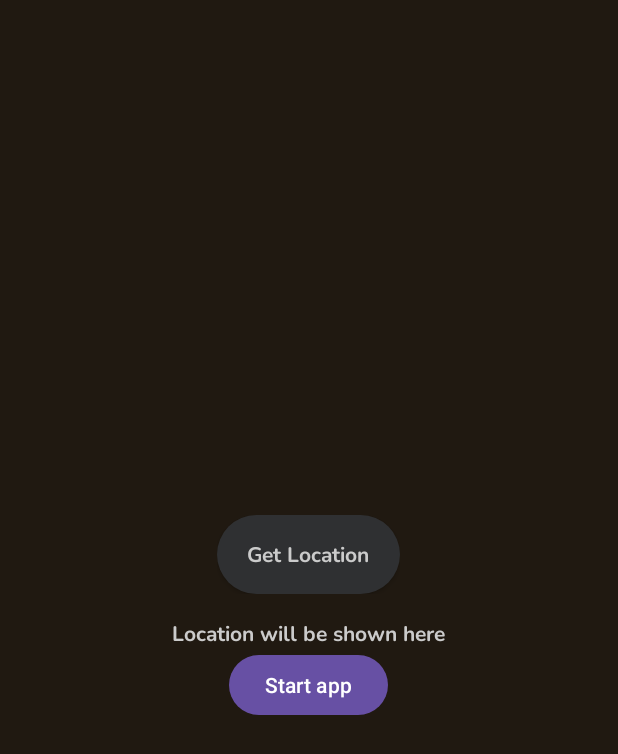
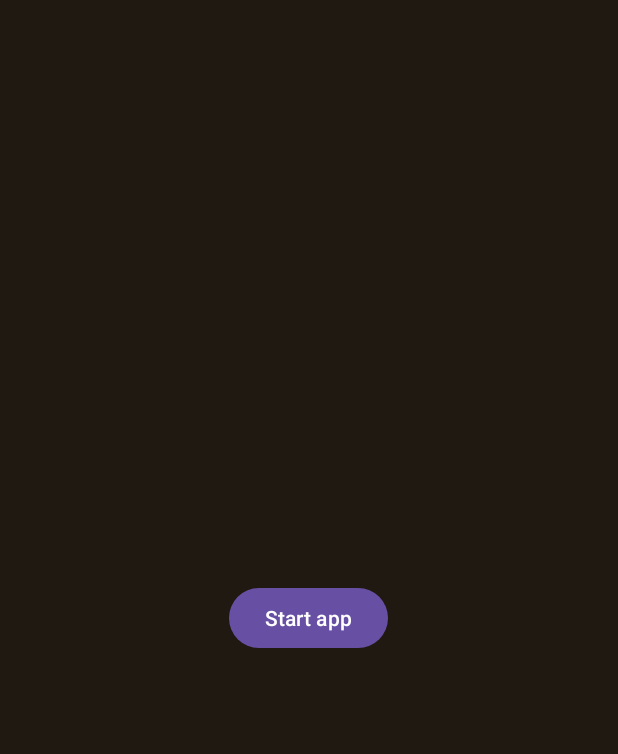
Before and after one commit to samuelyuma/budgetgram, an Android app: the screen it shows after launch (MainActivity), on a phone screen of 412 x 824 dp. Shown: the top 754 px of the screen. Run offline under Robolectric (Android 15) with nearby library versions, the phone set to English and light mode, and no system bars.

```diff
--- a/app/src/main/java/com/example/finalproject/MainActivity.java
+++ b/app/src/main/java/com/example/finalproject/MainActivity.java
@@ -1,33 +1,17 @@
 package com.example.finalproject;
 
 import android.content.Intent;
+import android.os.Bundle;
 import android.view.View;
 import android.widget.Button;
-import android.content.pm.PackageManager;
-import android.os.Bundle;
-import android.widget.TextView;
-import android.widget.Toast;
-import androidx.annotation.NonNull;
+
 import androidx.appcompat.app.AppCompatActivity;
 
-import com.example.finalproject.views.MainButton;
-
-public class MainActivity extends AppCompatActivity implements LocationHelper.LocationCallback {
-
-    private TextView tvLocation;
-    private LocationHelper locationHelper;
-
+public class MainActivity extends AppCompatActivity {
     @Override
     protected void onCreate(Bundle savedInstanceState) {
         super.onCreate(savedInstanceState);
         setContentView(R.layout.activity_main);
-
-        tvLocation = findViewById(R.id.TextViewLocation);
-        MainButton btnGetLocation = findViewById(R.id.ButtonGetLocation);
-
-        locationHelper = new LocationHelper(this);
-
-        btnGetLocation.setOnClickListener(v -> locationHelper.requestLocation(this, this));
 
         Button buttonStart = findViewById(R.id.button_start);
 
@@ -39,21 +23,4 @@ public class MainActivity extends AppCompatActivity implements LocationHelper.Lo
             }
         });
     }
-
-    @Override
-    public void onLocationRetrieved(String address) {
-        tvLocation.setText(address);
-    }
-
-    @Override
-    public void onRequestPermissionsResult(int requestCode, @NonNull String[] permissions, @NonNull int[] grantResults) {
-        super.onRequestPermissionsResult(requestCode, permissions, grantResults);
-        if (requestCode == LocationHelper.LOCATION_PERMISSION_REQUEST_CODE) {
-            if (grantResults.length > 0 && grantResults[0] == PackageManager.PERMISSION_GRANTED) {
-                locationHelper.requestLocation(this, this);
-            } else {
-                Toast.makeText(this, "Izin lokasi diperlukan untuk mengakses lokasi.", Toast.LENGTH_SHORT).show();
-            }
-        }
-    }
 }
--- a/app/src/main/java/com/example/finalproject/views/MainButton.java
+++ /dev/null
@@ -1,39 +0,0 @@
-package com.example.finalproject.views;
-
-import android.content.Context;
-import android.util.AttributeSet;
-import android.view.LayoutInflater;
-import android.widget.Button;
-import androidx.constraintlayout.widget.ConstraintLayout;
-
-import com.example.finalproject.R;
-
-public class MainButton extends ConstraintLayout {
-    private Button button;
-
-    public MainButton(Context context, AttributeSet attrs) {
-        super(context, attrs);
-        init(context, attrs);
-    }
-
-    private void init(Context context, AttributeSet attrs) {
-        LayoutInflater.from(context).inflate(R.layout.main_button, this, true);
-
-        button = findViewById(R.id.mainButton);
-
-        if (attrs != null) {
-            String text = attrs.getAttributeValue("http://schemas.android.com/apk/res/android", "text");
-            if (text != null) {
-                button.setText(text);
-            }
-        }
-    }
-
-    public void setText(String text) {
-        button.setText(text);
-    }
-
-    public String getText() {
-        return button.getText().toString();
-    }
-}
--- a/app/src/main/res/layout/activity_main.xml
+++ b/app/src/main/res/layout/activity_main.xml
@@ -8,27 +8,12 @@
     android:background="@color/background"
     tools:context=".MainActivity">
 
-    <LinearLayout xmlns:android="http://schemas.android.com/apk/res/android"
+    <LinearLayout
         android:layout_width="match_parent"
         android:layout_height="match_parent"
         android:orientation="vertical"
         android:padding="16dp"
         android:gravity="center">
-
-        <com.example.finalproject.views.MainButton
-            android:id="@+id/ButtonGetLocation"
-            android:layout_width="wrap_content"
-            android:layout_height="wrap_content"
-            android:text="Get Location" />
-
-        <TextView
-            android:id="@+id/TextViewLocation"
-            android:layout_width="wrap_content"
-            android:layout_height="wrap_content"
-            android:layout_marginTop="16dp"
-            android:text="Location will be shown here"
-            android:fontFamily="@font/nunito"
-            android:textColor="@color/text"/>
 
         <Button
             android:id="@+id/button_start"
@@ -36,7 +21,6 @@
             android:layout_height="wrap_content"
             android:text="Start app" />
 
-
     </LinearLayout>
 
 </androidx.constraintlayout.widget.ConstraintLayout>
--- a/app/src/main/res/layout/camera_page.xml
+++ b/app/src/main/res/layout/camera_page.xml
@@ -39,10 +39,10 @@
         android:src="@drawable/file_lines_solid"
         android:scaleType="centerInside"
         android:layout_marginEnd="16dp"
-        android:tint="@color/text"
         app:layout_constraintTop_toTopOf="@id/button_entries"
         app:layout_constraintEnd_toEndOf="parent"
-        android:contentDescription="Recommendations Button"/>
+        android:contentDescription="Recommendations Button"
+        app:tint="@color/text" />
 
     <LinearLayout
         android:id="@+id/text_loc"
@@ -67,7 +67,7 @@
             android:fontFamily="@font/nunito"
             android:textColor="@color/text"
             android:textSize="16sp"
-            android:text="Kafe Asa"
+            android:text="N/A"
             android:layout_marginStart="8dp"/>
     </LinearLayout>
 
--- a/app/src/main/res/layout/entry_template.xml
+++ b/app/src/main/res/layout/entry_template.xml
@@ -31,7 +31,7 @@
             android:fontFamily="@font/nunito"
             android:textColor="@color/text"
             android:textSize="14sp"
-            android:text="Kafe Asa"
+            android:text="N/A"
             android:layout_marginStart="4dp"/>
     </LinearLayout>
 
@@ -49,7 +49,7 @@
         android:id="@+id/location_price"
         android:layout_width="match_parent"
         android:layout_height="wrap_content"
-        android:text="Rp. 32100"
+        android:text="Rp. 0"
         android:textColor="@color/text"
         android:fontFamily="@font/nunito"
         android:textSize="14sp"
--- a/app/src/main/res/layout/main_button.xml
+++ /dev/null
@@ -1,13 +0,0 @@
-<merge xmlns:android="http://schemas.android.com/apk/res/android">
-    <androidx.appcompat.widget.AppCompatButton
-        android:id="@+id/mainButton"
-        android:layout_width="match_parent"
-        android:layout_height="wrap_content"
-        android:background="@drawable/button_style"
-        android:textColor="@color/text"
-        android:paddingVertical="16dp"
-        android:paddingHorizontal="20dp"
-        android:textStyle="bold"
-        android:textAllCaps="false"
-        android:fontFamily="@font/nunito" />
-</merge>
--- a/app/src/main/res/values/colors.xml
+++ b/app/src/main/res/values/colors.xml
@@ -5,4 +5,5 @@
     <color name="accent">#2F3032</color>
     <color name="red">#DC4141</color>
     <color name="text">#CBCBCB</color>
+    <color name="text_hint">#80CBCBCB</color>
 </resources>
--- a/gradle/libs.versions.toml
+++ b/gradle/libs.versions.toml
@@ -1,5 +1,5 @@
 [versions]
-agp = "8.6.0"
+agp = "8.7.2"
 junit = "4.13.2"
 junitVersion = "1.2.1"
 espressoCore = "3.6.1"
```
Also changed, not shown: app/src/main/java/com/example/finalproject/CamPreviewActivity.java (+11 -0 lines), app/src/main/java/com/example/finalproject/CameraPageActivity.java (+10 -0 lines), app/src/main/java/com/example/finalproject/LocationHelper.java (+52 -63 lines), app/src/main/res/layout/cam_preview_page.xml (+4 -4 lines), app/src/main/res/layout/entries_page.xml (+4 -4 lines), gradle/wrapper/gradle-wrapper.properties.
